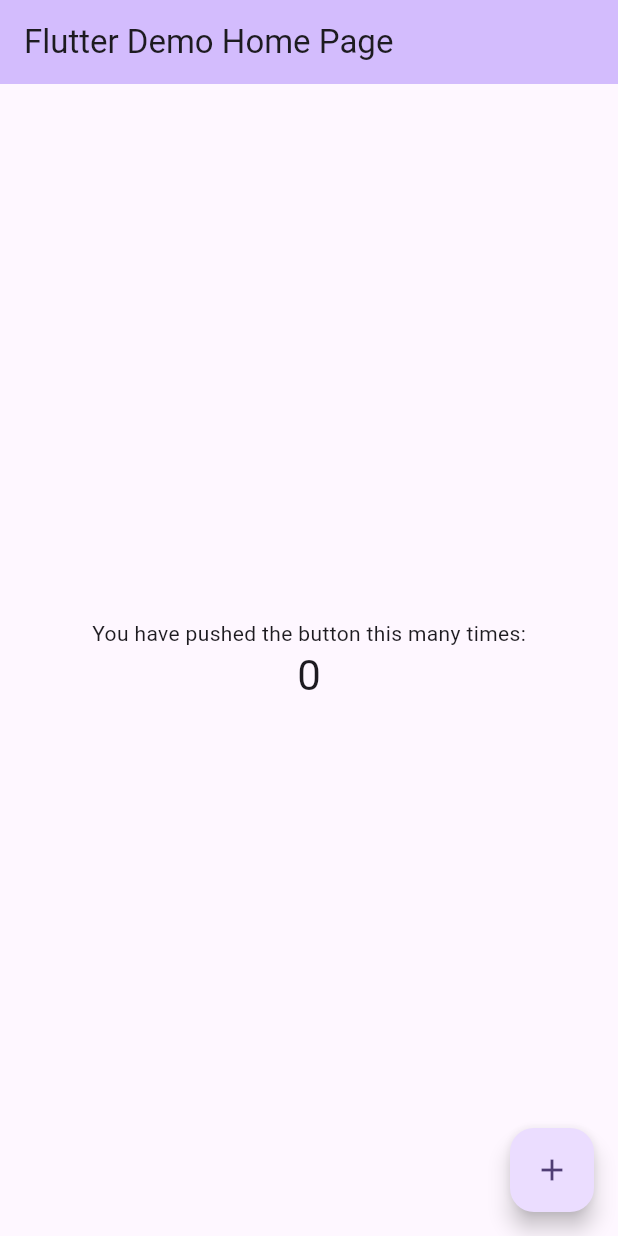
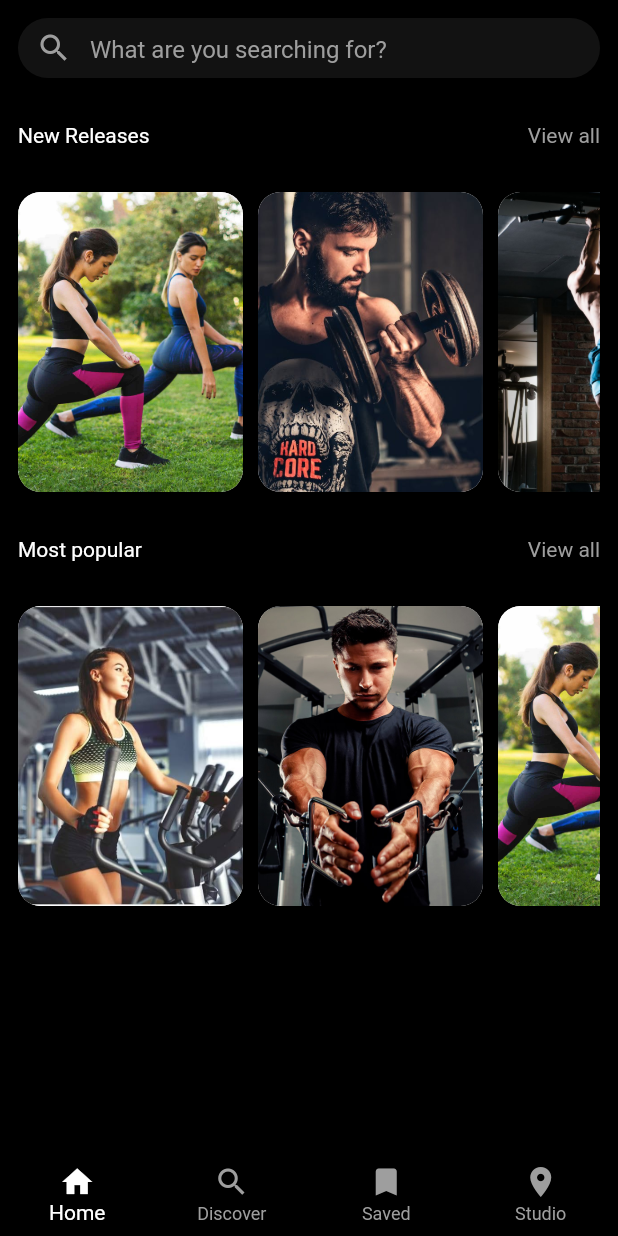
Before and after one commit to codewithdarkwa/HealthFitness-Flutter, a Flutter app: the screen it shows after launch, on a phone screen of 412 x 824 dp. Run offline on Flutter 3.47's test engine with Material 2 defaults, Android fonts, the phone set to English and light mode, and no system bars.

Commit message:
initial commit

```diff
--- a/lib/main.dart
+++ b/lib/main.dart
@@ -1,4 +1,6 @@
 import 'package:flutter/material.dart';
+
+import 'screens/home.dart';
 
 void main() {
   runApp(const MyApp());
@@ -13,113 +15,8 @@ class MyApp extends StatelessWidget {
     return MaterialApp(
       title: 'Flutter Demo',
       theme: ThemeData(
-        // This is the theme of your application.
-        //
-        // TRY THIS: Try running your application with "flutter run". You'll see
-        // the application has a blue toolbar. Then, without quitting the app,
-        // try changing the seedColor in the colorScheme below to Colors.green
-        // and then invoke "hot reload" (save your changes or press the "hot
-        // reload" button in a Flutter-supported IDE, or press "r" if you used
-        // the command line to start the app).
-        //
-        // Notice that the counter didn't reset back to zero; the application
-        // state is not lost during the reload. To reset the state, use hot
-        // restart instead.
-        //
-        // This works for code too, not just values: Most code changes can be
-        // tested with just a hot reload.
-        colorScheme: ColorScheme.fromSeed(seedColor: Colors.deepPurple),
-        useMaterial3: true,
       ),
-      home: const MyHomePage(title: 'Flutter Demo Home Page'),
+      home: const Home(),
     );
   }
 }
-
-class MyHomePage extends StatefulWidget {
-  const MyHomePage({super.key, required this.title});
-
-  // This widget is the home page of your application. It is stateful, meaning
-  // that it has a State object (defined below) that contains fields that affect
-  // how it looks.
-
-  // This class is the configuration for the state. It holds the values (in this
-  // case the title) provided by the parent (in this case the App widget) and
-  // used by the build method of the State. Fields in a Widget subclass are
-  // always marked "final".
-
-  final String title;
-
-  @override
-  State<MyHomePage> createState() => _MyHomePageState();
-}
-
-class _MyHomePageState extends State<MyHomePage> {
-  int _counter = 0;
-
-  void _incrementCounter() {
-    setState(() {
-      // This call to setState tells the Flutter framework that something has
-      // changed in this State, which causes it to rerun the build method below
-      // so that the display can reflect the updated values. If we changed
-      // _counter without calling setState(), then the build method would not be
-      // called again, and so nothing would appear to happen.
-      _counter++;
-    });
-  }
-
-  @override
-  Widget build(BuildContext context) {
-    // This method is rerun every time setState is called, for instance as done
-    // by the _incrementCounter method above.
-    //
-    // The Flutter framework has been optimized to make rerunning build methods
-    // fast, so that you can just rebuild anything that needs updating rather
-    // than having to individually change instances of widgets.
-    return Scaffold(
-      appBar: AppBar(
-        // TRY THIS: Try changing the color here to a specific color (to
-        // Colors.amber, perhaps?) and trigger a hot reload to see the AppBar
-        // change color while the other colors stay the same.
-        backgroundColor: Theme.of(context).colorScheme.inversePrimary,
-        // Here we take the value from the MyHomePage object that was created by
-        // the App.build method, and use it to set our appbar title.
-        title: Text(widget.title),
-      ),
-      body: Center(
-        // Center is a layout widget. It takes a single child and positions it
-        // in the middle of the parent.
-        child: Column(
-          // Column is also a layout widget. It takes a list of children and
-          // arranges them vertically. By default, it sizes itself to fit its
-          // children horizontally, and tries to be as tall as its parent.
-          //
-          // Column has various properties to control how it sizes itself and
-          // how it positions its children. Here we use mainAxisAlignment to
-          // center the children vertically; the main axis here is the vertical
-          // axis because Columns are vertical (the cross axis would be
-          // horizontal).
-          //
-          // TRY THIS: Invoke "debug painting" (choose the "Toggle Debug Paint"
-          // action in the IDE, or press "p" in the console), to see the
-          // wireframe for each widget.
-          mainAxisAlignment: MainAxisAlignment.center,
-          children: <Widget>[
-            const Text(
-              'You have pushed the button this many times:',
-            ),
-            Text(
-              '$_counter',
-              style: Theme.of(context).textTheme.headlineMedium,
-            ),
-          ],
-        ),
-      ),
-      floatingActionButton: FloatingActionButton(
-        onPressed: _incrementCounter,
-        tooltip: 'Increment',
-        child: const Icon(Icons.add),
-      ), // This trailing comma makes auto-formatting nicer for build methods.
-    );
-  }
-}
--- /dev/null
+++ b/lib/screens/home.dart
@@ -0,0 +1,140 @@
+import 'package:flutter/material.dart';
+
+class Home extends StatefulWidget {
+  const Home({super.key});
+
+  @override
+  State<Home> createState() => _HomeState();
+}
+
+class _HomeState extends State<Home> {
+  final searchController = TextEditingController();
+
+  @override
+  Widget build(BuildContext context) {
+    List<String> newReleases = [
+      'assets/image1.jpeg',
+      'assets/image2.jpeg',
+      'assets/image4.jpeg',
+    ];
+    List<String> mostPopular = [
+      'assets/image3.jpg',
+      'assets/image5.jpeg',
+      'assets/image1.jpeg',
+    ];
+    return Scaffold(
+      backgroundColor: Colors.black,
+      body: SafeArea(
+        child: Padding(
+          padding: const EdgeInsets.all(12.0),
+          child: Column(
+            children: [
+              Container(
+                width: double.infinity,
+                height: 40,
+                decoration: BoxDecoration(color: const Color(0xff121212), borderRadius: BorderRadius.circular(20)),
+                child: TextFormField(
+                  controller: searchController,
+                  decoration: const InputDecoration(
+                    hintText: 'What are you searching for?',
+                    hintStyle: TextStyle(color: Colors.grey),
+                    prefixIcon: Icon(
+                      Icons.search,
+                      color: Colors.grey,
+                    ),
+                    border: InputBorder.none,
+                  ),
+                  style: const TextStyle(color: Colors.white),
+                ),
+              ),
+              const Padding(
+                padding: EdgeInsets.only(top: 30.0),
+                child: Row(
+                  mainAxisAlignment: MainAxisAlignment.spaceBetween,
+                  children: [
+                    Text(
+                      "New Releases",
+                      style: TextStyle(color: Colors.white),
+                    ),
+                    Text(
+                      "View all",
+                      style: TextStyle(color: Colors.grey),
+                    ),
+                  ],
+                ),
+              ),
+              const SizedBox(
+                height: 30,
+              ),
+              SizedBox(
+                height: 200,
+                child: ListView(
+                    scrollDirection: Axis.horizontal,
+                    children: List.generate(newReleases.length, (index) => WorkoutCard(image: newReleases[index]))),
+              ),
+              const Padding(
+                padding: EdgeInsets.only(top: 30.0),
+                child: Row(
+                  mainAxisAlignment: MainAxisAlignment.spaceBetween,
+                  children: [
+                    Text(
+                      "Most popular",
+                      style: TextStyle(color: Colors.white),
+                    ),
+                    Text(
+                      "View all",
+                      style: TextStyle(color: Colors.grey),
+                    ),
+                  ],
+                ),
+              ),
+              const SizedBox(
+                height: 30,
+              ),
+              SizedBox(
+                height: 200,
+                child: ListView(
+                  scrollDirection: Axis.horizontal,
+                    children: List.generate(mostPopular.length, (index) => WorkoutCard(image: mostPopular[index]))),
+                ),
+            ],
+          ),
+        ),
+      ),
+      bottomNavigationBar: BottomNavigationBar(
+        type: BottomNavigationBarType.fixed,
+        backgroundColor: Colors.black,
+        selectedItemColor: Colors.white,
+        unselectedItemColor: Colors.grey,
+
+        items: const [
+          BottomNavigationBarItem(icon: Icon(Icons.home), label: 'Home'),
+          BottomNavigationBarItem(icon: Icon(Icons.search), label: 'Discover'),
+          BottomNavigationBarItem(icon: Icon(Icons.bookmark), label: 'Saved'),
+          BottomNavigationBarItem(icon: Icon(Icons.location_on), label: 'Studio'),
+        ],
+      ),
+    );
+  }
+}
+
+class WorkoutCard extends StatelessWidget {
+  const WorkoutCard({super.key, required this.image});
+
+  final String image;
+
+  @override
+  Widget build(BuildContext context) {
+    return Container(
+      width: 150,
+      height: 200,
+      margin: const EdgeInsets.only(right: 10),
+      decoration: BoxDecoration(color: Colors.white, borderRadius: BorderRadius.circular(15)),
+      clipBehavior: Clip.antiAlias,
+      child: Image.asset(
+        image,
+        fit: BoxFit.cover,
+      ),
+    );
+  }
+}
--- a/pubspec.yaml
+++ b/pubspec.yaml
@@ -59,8 +59,8 @@ flutter:
   uses-material-design: true
 
   # To add assets to your application, add an assets section, like this:
-  # assets:
-  #   - images/a_dot_burr.jpeg
+  assets:
+     - assets/
   #   - images/a_dot_ham.jpeg
 
   # An image asset can refer to one or more resolution-specific "variants", see
```
Also changed, not shown: assets/image1.jpeg (added), assets/image2.jpeg (added), assets/image3.jpg (added), assets/image4.jpeg (added), assets/image5.jpeg (added).
